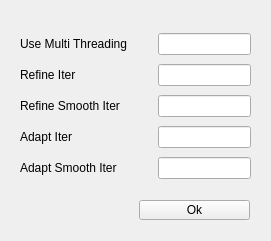
Old version of the form FITK_Component/FITKTmshExeDriver/GUIDetailedParameters.ui in the repository Ice-reverie/Tmsh.
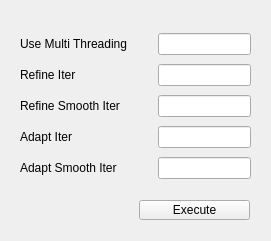
New version of the form. Custom widgets are drawn as their Qt base class.

```diff
--- a/FITK_Component/FITKTmshExeDriver/GUIDetailedParameters.ui
+++ b/FITK_Component/FITKTmshExeDriver/GUIDetailedParameters.ui
@@ -23,10 +23,10 @@
     </rect>
    </property>
    <property name="text">
-    <string>Ok</string>
+    <string>Execute</string>
    </property>
   </widget>
-  <widget class="QWidget" name="">
+  <widget class="QWidget" name="layoutWidget">
    <property name="geometry">
     <rect>
      <x>20</x>
```
